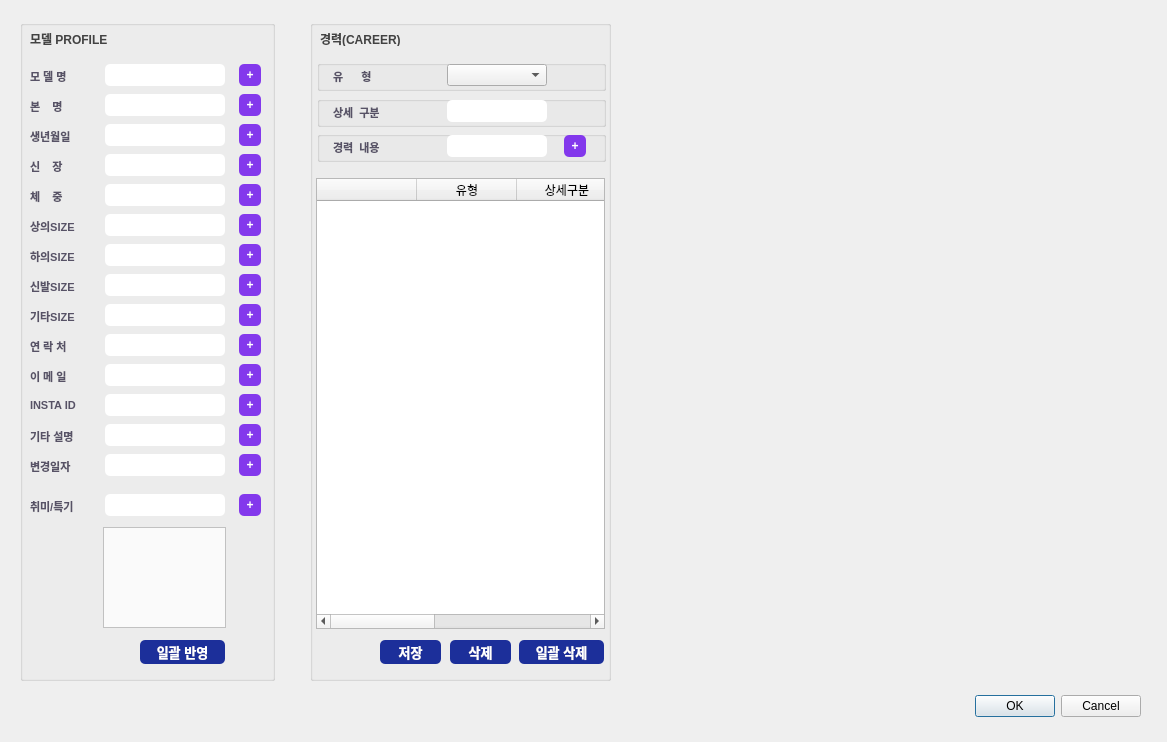
Qt form model_manager/model_info_window.ui (ahns13/model_mng_program) before a commit.
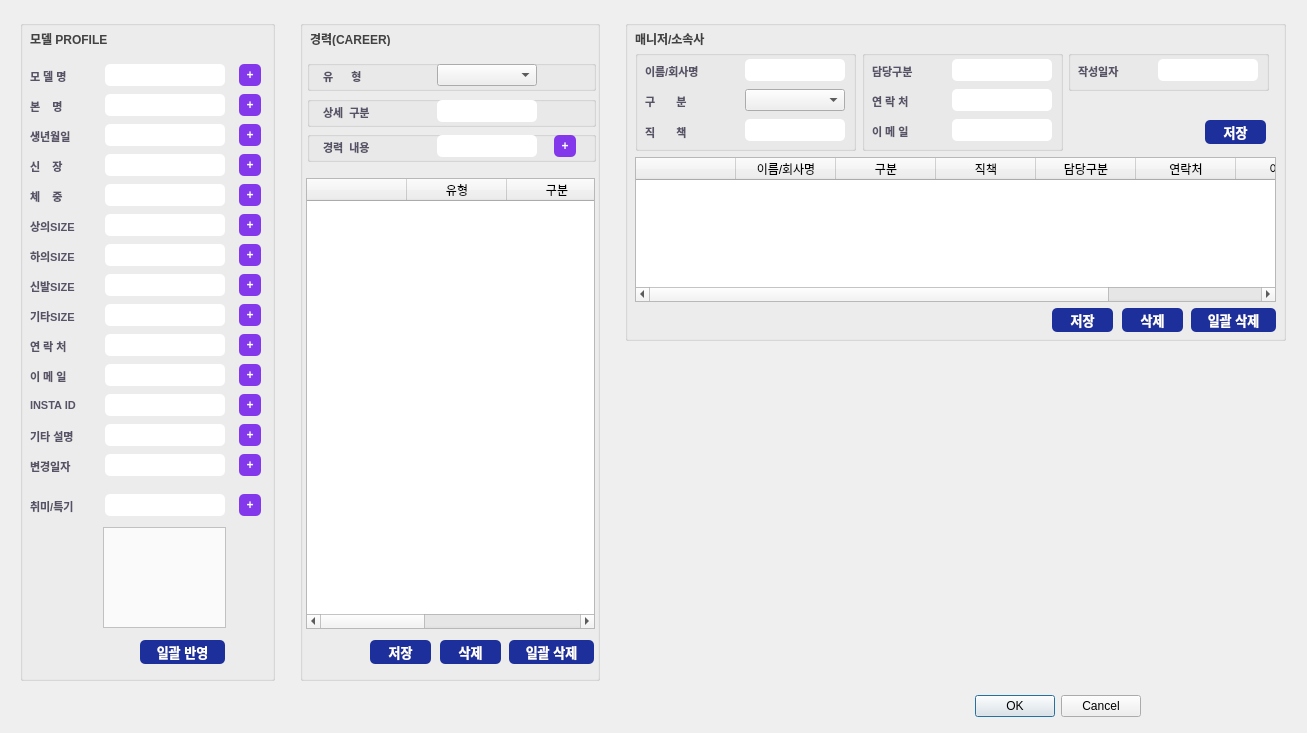
The same form after that commit.

Diff of the .ui file:
```diff
--- a/model_manager/model_info_window.ui
+++ b/model_manager/model_info_window.ui
@@ -6,8 +6,8 @@
    <rect>
     <x>0</x>
     <y>0</y>
-    <width>1167</width>
-    <height>742</height>
+    <width>1307</width>
+    <height>733</height>
    </rect>
   </property>
   <property name="windowTitle">
@@ -1178,9 +1178,9 @@
   <widget class="QGroupBox" name="groupBox_career">
    <property name="geometry">
     <rect>
-     <x>310</x>
+     <x>300</x>
      <y>20</y>
-     <width>301</width>
+     <width>300</width>
      <height>661</height>
     </rect>
    </property>
@@ -1308,7 +1308,7 @@
     </column>
     <column>
      <property name="text">
-      <string>상세구분</string>
+      <string>구분</string>
      </property>
     </column>
     <column>
@@ -1486,6 +1486,447 @@
     </property>
    </widget>
   </widget>
+  <widget class="QGroupBox" name="groupBox_contact">
+   <property name="geometry">
+    <rect>
+     <x>625</x>
+     <y>20</y>
+     <width>661</width>
+     <height>321</height>
+    </rect>
+   </property>
+   <property name="title">
+    <string/>
+   </property>
+   <widget class="QLabel" name="label_contact_title">
+    <property name="geometry">
+     <rect>
+      <x>10</x>
+      <y>10</y>
+      <width>111</width>
+      <height>16</height>
+     </rect>
+    </property>
+    <property name="styleSheet">
+     <string notr="true">border: none;</string>
+    </property>
+    <property name="text">
+     <string>&lt;html&gt;&lt;head/&gt;&lt;body&gt;&lt;p&gt;&lt;span style=&quot; font-weight:600; color:#424242;&quot;&gt;매니저/소속사&lt;/span&gt;&lt;/p&gt;&lt;/body&gt;&lt;/html&gt;</string>
+    </property>
+   </widget>
+   <widget class="QTableWidget" name="tableWidget_contact">
+    <property name="geometry">
+     <rect>
+      <x>10</x>
+      <y>137</y>
+      <width>641</width>
+      <height>145</height>
+     </rect>
+    </property>
+    <property name="editTriggers">
+     <set>QAbstractItemView::DoubleClicked</set>
+    </property>
+    <column>
+     <property name="text">
+      <string/>
+     </property>
+    </column>
+    <column>
+     <property name="text">
+      <string>이름/회사명</string>
+     </property>
+    </column>
+    <column>
+     <property name="text">
+      <string>구분</string>
+     </property>
+    </column>
+    <column>
+     <property name="text">
+      <string>직책</string>
+     </property>
+    </column>
+    <column>
+     <property name="text">
+      <string>담당구분</string>
+     </property>
+    </column>
+    <column>
+     <property name="text">
+      <string>연락처</string>
+     </property>
+    </column>
+    <column>
+     <property name="text">
+      <string>이메일</string>
+     </property>
+    </column>
+    <column>
+     <property name="text">
+      <string>작성일자</string>
+     </property>
+    </column>
+   </widget>
+   <widget class="QGroupBox" name="groupBox_contact_1">
+    <property name="geometry">
+     <rect>
+      <x>10</x>
+      <y>30</y>
+      <width>221</width>
+      <height>101</height>
+     </rect>
+    </property>
+    <property name="styleSheet">
+     <string notr="true"/>
+    </property>
+    <property name="title">
+     <string/>
+    </property>
+    <widget class="QComboBox" name="comboBox_contact_gubun">
+     <property name="geometry">
+      <rect>
+       <x>110</x>
+       <y>39</y>
+       <width>100</width>
+       <height>22</height>
+      </rect>
+     </property>
+     <property name="styleSheet">
+      <string notr="true"/>
+     </property>
+     <property name="duplicatesEnabled">
+      <bool>false</bool>
+     </property>
+     <property name="frame">
+      <bool>true</bool>
+     </property>
+    </widget>
+    <widget class="QLabel" name="label_contact_gubun">
+     <property name="geometry">
+      <rect>
+       <x>10</x>
+       <y>43</y>
+       <width>81</width>
+       <height>16</height>
+      </rect>
+     </property>
+     <property name="styleSheet">
+      <string notr="true">border: none;</string>
+     </property>
+     <property name="text">
+      <string>&lt;html&gt;&lt;head/&gt;&lt;body&gt;&lt;p align=&quot;justify&quot;&gt;&lt;span style=&quot; font-size:8pt; font-weight:600; color:#575266;&quot;&gt;구&amp;nbsp;&amp;nbsp;&amp;nbsp;&amp;nbsp;&amp;nbsp;&amp;nbsp;&amp;nbsp;분&lt;/span&gt;&lt;/p&gt;&lt;/body&gt;&lt;/html&gt;</string>
+     </property>
+    </widget>
+    <widget class="QLabel" name="label_contact_name">
+     <property name="geometry">
+      <rect>
+       <x>10</x>
+       <y>13</y>
+       <width>81</width>
+       <height>16</height>
+      </rect>
+     </property>
+     <property name="styleSheet">
+      <string notr="true">border: none;</string>
+     </property>
+     <property name="text">
+      <string>&lt;html&gt;&lt;head/&gt;&lt;body&gt;&lt;p align=&quot;justify&quot;&gt;&lt;span style=&quot; font-size:8pt; font-weight:600; color:#575266;&quot;&gt;이름/회사명&lt;/span&gt;&lt;/p&gt;&lt;/body&gt;&lt;/html&gt;</string>
+     </property>
+    </widget>
+    <widget class="QLineEdit" name="lineEdit_contact_name">
+     <property name="geometry">
+      <rect>
+       <x>110</x>
+       <y>9</y>
+       <width>100</width>
+       <height>22</height>
+      </rect>
+     </property>
+     <property name="styleSheet">
+      <string notr="true">background-color: rgb(255, 255, 255);
+border-radius: 5px;</string>
+     </property>
+    </widget>
+    <widget class="QLineEdit" name="lineEdit_contact_position">
+     <property name="geometry">
+      <rect>
+       <x>110</x>
+       <y>69</y>
+       <width>100</width>
+       <height>22</height>
+      </rect>
+     </property>
+     <property name="styleSheet">
+      <string notr="true">background-color: rgb(255, 255, 255);
+border-radius: 5px;</string>
+     </property>
+    </widget>
+    <widget class="QLabel" name="label_contact_position">
+     <property name="geometry">
+      <rect>
+       <x>10</x>
+       <y>73</y>
+       <width>81</width>
+       <height>20</height>
+      </rect>
+     </property>
+     <property name="styleSheet">
+      <string notr="true">border: none;</string>
+     </property>
+     <property name="text">
+      <string>&lt;html&gt;&lt;head/&gt;&lt;body&gt;&lt;p align=&quot;justify&quot;&gt;&lt;span style=&quot; font-size:8pt; font-weight:600; color:#575266;&quot;&gt;직&amp;nbsp;&amp;nbsp;&amp;nbsp;&amp;nbsp;&amp;nbsp;&amp;nbsp;&amp;nbsp;책&lt;/span&gt;&lt;/p&gt;&lt;/body&gt;&lt;/html&gt;</string>
+     </property>
+    </widget>
+   </widget>
+   <widget class="QGroupBox" name="groupBox_contact_2">
+    <property name="geometry">
+     <rect>
+      <x>237</x>
+      <y>30</y>
+      <width>201</width>
+      <height>101</height>
+     </rect>
+    </property>
+    <property name="styleSheet">
+     <string notr="true"/>
+    </property>
+    <property name="title">
+     <string/>
+    </property>
+    <widget class="QLabel" name="label_contact_mng_gubun">
+     <property name="geometry">
+      <rect>
+       <x>10</x>
+       <y>13</y>
+       <width>61</width>
+       <height>16</height>
+      </rect>
+     </property>
+     <property name="styleSheet">
+      <string notr="true">border: none;</string>
+     </property>
+     <property name="text">
+      <string>&lt;html&gt;&lt;head/&gt;&lt;body&gt;&lt;p align=&quot;justify&quot;&gt;&lt;span style=&quot; font-size:8pt; font-weight:600; color:#575266;&quot;&gt;담당구분&lt;/span&gt;&lt;/p&gt;&lt;/body&gt;&lt;/html&gt;</string>
+     </property>
+    </widget>
+    <widget class="QLineEdit" name="lineEdit_contact_mng_gubun">
+     <property name="geometry">
+      <rect>
+       <x>90</x>
+       <y>9</y>
+       <width>100</width>
+       <height>22</height>
+      </rect>
+     </property>
+     <property name="styleSheet">
+      <string notr="true">background-color: rgb(255, 255, 255);
+border-radius: 5px;</string>
+     </property>
+    </widget>
+    <widget class="QLineEdit" name="lineEdit_contact_email">
+     <property name="geometry">
+      <rect>
+       <x>90</x>
+       <y>69</y>
+       <width>100</width>
+       <height>22</height>
+      </rect>
+     </property>
+     <property name="styleSheet">
+      <string notr="true">background-color: rgb(255, 255, 255);
+border-radius: 5px;</string>
+     </property>
+    </widget>
+    <widget class="QLabel" name="label_contact_tel">
+     <property name="geometry">
+      <rect>
+       <x>10</x>
+       <y>43</y>
+       <width>61</width>
+       <height>16</height>
+      </rect>
+     </property>
+     <property name="styleSheet">
+      <string notr="true">border: none;</string>
+     </property>
+     <property name="text">
+      <string>&lt;html&gt;&lt;head/&gt;&lt;body&gt;&lt;p align=&quot;justify&quot;&gt;&lt;span style=&quot; font-size:8pt; font-weight:600; color:#575266;&quot;&gt;연 락 처&lt;/span&gt;&lt;/p&gt;&lt;/body&gt;&lt;/html&gt;</string>
+     </property>
+    </widget>
+    <widget class="QLineEdit" name="lineEdit_contact_tel">
+     <property name="geometry">
+      <rect>
+       <x>90</x>
+       <y>39</y>
+       <width>100</width>
+       <height>22</height>
+      </rect>
+     </property>
+     <property name="styleSheet">
+      <string notr="true">background-color: rgb(255, 255, 255);
+border-radius: 5px;</string>
+     </property>
+    </widget>
+    <widget class="QLabel" name="label_contact_email">
+     <property name="geometry">
+      <rect>
+       <x>10</x>
+       <y>73</y>
+       <width>61</width>
+       <height>16</height>
+      </rect>
+     </property>
+     <property name="styleSheet">
+      <string notr="true">border: none;</string>
+     </property>
+     <property name="text">
+      <string>&lt;html&gt;&lt;head/&gt;&lt;body&gt;&lt;p align=&quot;justify&quot;&gt;&lt;span style=&quot; font-size:8pt; font-weight:600; color:#575266;&quot;&gt;이 메 일&lt;/span&gt;&lt;/p&gt;&lt;/body&gt;&lt;/html&gt;</string>
+     </property>
+    </widget>
+   </widget>
+   <widget class="QGroupBox" name="groupBox_contact_3">
+    <property name="geometry">
+     <rect>
+      <x>443</x>
+      <y>30</y>
+      <width>201</width>
+      <height>41</height>
+     </rect>
+    </property>
+    <property name="styleSheet">
+     <string notr="true"/>
+    </property>
+    <property name="title">
+     <string/>
+    </property>
+    <widget class="QLineEdit" name="lineEdit_contact_data_date">
+     <property name="geometry">
+      <rect>
+       <x>90</x>
+       <y>9</y>
+       <width>100</width>
+       <height>22</height>
+      </rect>
+     </property>
+     <property name="styleSheet">
+      <string notr="true">background-color: rgb(255, 255, 255);
+border-radius: 5px;</string>
+     </property>
+    </widget>
+    <widget class="QLabel" name="label_contact_data_date">
+     <property name="geometry">
+      <rect>
+       <x>10</x>
+       <y>13</y>
+       <width>61</width>
+       <height>16</height>
+      </rect>
+     </property>
+     <property name="styleSheet">
+      <string notr="true">border: none;</string>
+     </property>
+     <property name="text">
+      <string>&lt;html&gt;&lt;head/&gt;&lt;body&gt;&lt;p align=&quot;justify&quot;&gt;&lt;span style=&quot; font-size:8pt; font-weight:600; color:#575266;&quot;&gt;작성일자&lt;/span&gt;&lt;/p&gt;&lt;/body&gt;&lt;/html&gt;</string>
+     </property>
+    </widget>
+   </widget>
+   <widget class="QPushButton" name="btn_contact_insert">
+    <property name="geometry">
+     <rect>
+      <x>580</x>
+      <y>100</y>
+      <width>61</width>
+      <height>24</height>
+     </rect>
+    </property>
+    <property name="cursor">
+     <cursorShape>PointingHandCursor</cursorShape>
+    </property>
+    <property name="styleSheet">
+     <string notr="true">font: 13px;
+font-weight: bold;
+background-color: rgb(28, 47, 154);
+color: white;
+border-radius: 5px;
+cursor: pointer;</string>
+    </property>
+    <property name="text">
+     <string>저장</string>
+    </property>
+   </widget>
+   <widget class="QPushButton" name="btn_contact_all_delete">
+    <property name="geometry">
+     <rect>
+      <x>566</x>
+      <y>288</y>
+      <width>85</width>
+      <height>24</height>
+     </rect>
+    </property>
+    <property name="cursor">
+     <cursorShape>PointingHandCursor</cursorShape>
+    </property>
+    <property name="styleSheet">
+     <string notr="true">font: 13px;
+font-weight: bold;
+background-color: rgb(28, 47, 154);
+color: white;
+border-radius: 5px;
+cursor: pointer;</string>
+    </property>
+    <property name="text">
+     <string>일괄 삭제</string>
+    </property>
+   </widget>
+   <widget class="QPushButton" name="btn_contact_delete">
+    <property name="geometry">
+     <rect>
+      <x>497</x>
+      <y>288</y>
+      <width>61</width>
+      <height>24</height>
+     </rect>
+    </property>
+    <property name="cursor">
+     <cursorShape>PointingHandCursor</cursorShape>
+    </property>
+    <property name="styleSheet">
+     <string notr="true">font: 13px;
+font-weight: bold;
+background-color: rgb(28, 47, 154);
+color: white;
+border-radius: 5px;
+cursor: pointer;</string>
+    </property>
+    <property name="text">
+     <string>삭제</string>
+    </property>
+   </widget>
+   <widget class="QPushButton" name="btn_contact_update">
+    <property name="geometry">
+     <rect>
+      <x>427</x>
+      <y>288</y>
+      <width>61</width>
+      <height>24</height>
+     </rect>
+    </property>
+    <property name="cursor">
+     <cursorShape>PointingHandCursor</cursorShape>
+    </property>
+    <property name="styleSheet">
+     <string notr="true">font: 13px;
+font-weight: bold;
+background-color: rgb(28, 47, 154);
+color: white;
+border-radius: 5px;
+cursor: pointer;</string>
+    </property>
+    <property name="text">
+     <string>저장</string>
+    </property>
+   </widget>
+  </widget>
   <zorder>groupBox_career</zorder>
   <zorder>buttonBox</zorder>
   <zorder>groupBox_profile</zorder>
```
Left out of the diff: 1 changed line with no effect on the pictures.
